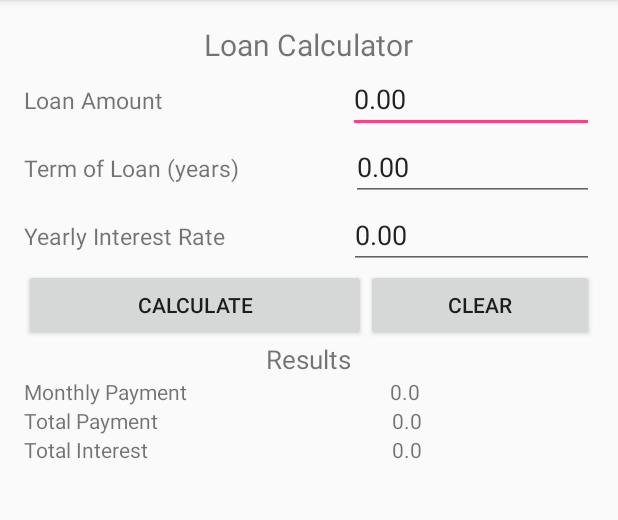
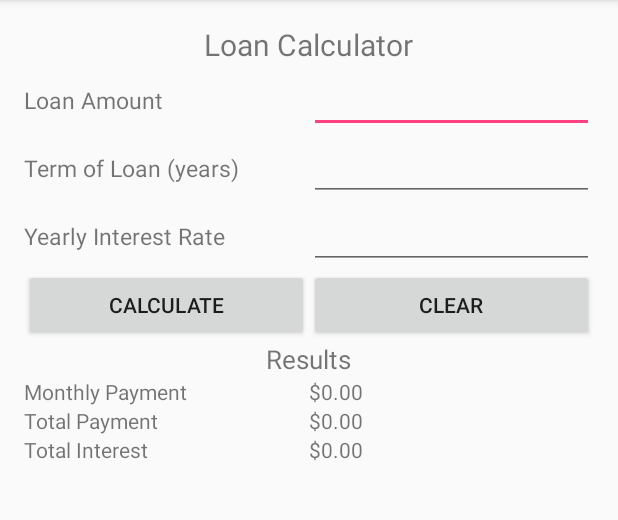
Before and after one commit to monster1307/AndroidLab2, an Android app: the screen it shows after launch (MainActivity), after a tap on "CALCULATE", on a phone screen of 412 x 824 dp, the part 84-604 px from its top. Run offline under Robolectric (Android 15) with nearby library versions, the phone set to English and light mode, and no system bars.

Commit message:
Added data validation and proper formatting

```diff
--- a/app/src/main/java/com/zimadev/brian/lab3v2/LoanCalculator.java
+++ b/app/src/main/java/com/zimadev/brian/lab3v2/LoanCalculator.java
@@ -1,4 +1,6 @@
 package com.zimadev.brian.lab3v2;
+
+import android.icu.text.DecimalFormat;
 
 public class LoanCalculator
 {
--- a/app/src/main/java/com/zimadev/brian/lab3v2/MainActivity.java
+++ b/app/src/main/java/com/zimadev/brian/lab3v2/MainActivity.java
@@ -1,5 +1,6 @@
 package com.zimadev.brian.lab3v2;
 
+import android.icu.text.DecimalFormat;
 import android.support.v7.app.AppCompatActivity;
 import android.os.Bundle;
 import android.view.View;
@@ -36,14 +37,29 @@ public class MainActivity extends AppCompatActivity {
 
     public void calc(View view)
     {
-        LoanCalculator lCalc = new LoanCalculator();
+        try {
+            LoanCalculator lCalc = new LoanCalculator();
 
-        lCalc.setLoanAmount(Double.parseDouble(edt_loanAmount.getText().toString()));
-        lCalc.setNumberOfYears(Integer.parseInt(edt_termYears.getText().toString()));
-        lCalc.setYearlyInterestRate(Double.parseDouble(edt_yearlyInterest.getText().toString()));
+            lCalc.setLoanAmount(Double.parseDouble(edt_loanAmount.getText().toString()));
+            lCalc.setNumberOfYears(Integer.parseInt(edt_termYears.getText().toString()));
+            lCalc.setYearlyInterestRate(Double.parseDouble(edt_yearlyInterest.getText().toString()));
 
-        txt_monthlyPayment.setText(Double.toString(lCalc.getMonthlyPayment()));
-        txt_totalInterest.setText(Double.toString(lCalc.getTotalInterest()));
-        txt_totalPayment.setText(Double.toString(lCalc.getTotalCostOfLoan()));
+            txt_monthlyPayment.setText(String.format("$%,.2f", lCalc.getMonthlyPayment()));
+            txt_totalInterest.setText(String.format("$%,.2f", lCalc.getTotalInterest()));
+            txt_totalPayment.setText(String.format("$%,.2f", lCalc.getTotalCostOfLoan()));
+        }catch(Exception e)
+        {
+
+        }
+    }
+
+    public void clear(View view)
+    {
+        txt_monthlyPayment.setText(R.string.result);
+        txt_totalInterest.setText(R.string.result);
+        txt_totalPayment.setText(R.string.result);
+        edt_loanAmount.setText(R.string.initial);
+        edt_termYears.setText(R.string.initial);
+        edt_yearlyInterest.setText(R.string.initial);
     }
 }
--- a/app/src/main/res/layout/activity_main.xml
+++ b/app/src/main/res/layout/activity_main.xml
@@ -30,7 +30,7 @@
         android:layout_height="wrap_content">
 
         <TextView
-            android:layout_width="wrap_content"
+            android:layout_width="match_parent"
             android:layout_height="wrap_content"
             android:layout_weight="1"
             android:textSize="15sp"
@@ -38,11 +38,11 @@
 
         <EditText
             android:id="@+id/loanAmountInput"
-            android:layout_width="wrap_content"
+            android:layout_width="match_parent"
             android:layout_height="wrap_content"
-            android:layout_weight="0.98"
-            android:inputType="number"
-            android:text="@string/result"
+            android:layout_weight="1"
+            android:inputType="numberDecimal"
+            android:text="@string/initial"
             />
     </LinearLayout>
 
@@ -51,7 +51,7 @@
         android:layout_height="wrap_content">
 
         <TextView
-            android:layout_width="wrap_content"
+            android:layout_width="match_parent"
             android:layout_height="wrap_content"
             android:layout_weight="1"
             android:textSize="15sp"
@@ -59,11 +59,11 @@
 
         <EditText
             android:id="@+id/termYearInput"
-            android:layout_width="wrap_content"
+            android:layout_width="match_parent"
             android:layout_height="wrap_content"
-            android:layout_weight="1.59"
+            android:layout_weight="1"
             android:inputType="number"
-            android:text="@string/result"
+            android:text="@string/initial"
             />
     </LinearLayout>
 
@@ -72,7 +72,7 @@
         android:layout_height="wrap_content">
 
         <TextView
-            android:layout_width="wrap_content"
+            android:layout_width="match_parent"
             android:layout_height="wrap_content"
             android:layout_weight="1"
             android:textSize="15sp"
@@ -80,11 +80,11 @@
 
         <EditText
             android:id="@+id/yearlyInterestInput"
-            android:layout_width="wrap_content"
+            android:layout_width="match_parent"
             android:layout_height="wrap_content"
-            android:layout_weight="1.46"
-            android:inputType="number"
-            android:text="@string/result"
+            android:layout_weight="1"
+            android:inputType="numberDecimal"
+            android:text="@string/initial"
             />
     </LinearLayout>
 
@@ -94,19 +94,20 @@
 
         <Button
             android:id="@+id/btn_calculate"
-            android:layout_width="wrap_content"
+            android:layout_width="match_parent"
             android:layout_height="wrap_content"
-            android:layout_weight="2"
+            android:layout_weight="1"
             android:text="@string/btn_calc"
             android:onClick="calc"
             />
 
         <Button
             android:id="@+id/btn_clr"
-            android:layout_width="wrap_content"
+            android:layout_width="match_parent"
             android:layout_height="wrap_content"
             android:layout_weight="1"
             android:text="@string/btn_clr"
+            android:onClick="clear"
             />
 
     </LinearLayout>
@@ -131,17 +132,17 @@
         android:layout_height="wrap_content">
 
         <TextView
-            android:layout_width="wrap_content"
+            android:layout_width="match_parent"
             android:layout_height="wrap_content"
-            android:layout_weight="2"
+            android:layout_weight="1"
             android:text="@string/title_monthlyPayment"
             />
 
         <TextView
             android:id="@+id/monthlyPaymentOutput"
-            android:layout_width="wrap_content"
+            android:layout_width="match_parent"
             android:layout_height="wrap_content"
-            android:layout_weight="1.70"
+            android:layout_weight="1"
             android:text="@string/result"/>
 
     </LinearLayout>
@@ -151,17 +152,17 @@
         android:layout_height="wrap_content">
 
         <TextView
-            android:layout_width="wrap_content"
+            android:layout_width="match_parent"
             android:layout_height="wrap_content"
-            android:layout_weight="2"
+            android:layout_weight="1"
             android:text="@string/title_totalPayment"
             />
 
         <TextView
             android:id="@+id/totalPaymentOutput"
-            android:layout_width="wrap_content"
+            android:layout_width="match_parent"
             android:layout_height="wrap_content"
-            android:layout_weight="1.47"
+            android:layout_weight="1"
             android:text="@string/result"/>
 
     </LinearLayout>
@@ -171,17 +172,17 @@
         android:layout_height="wrap_content">
 
         <TextView
-            android:layout_width="wrap_content"
+            android:layout_width="match_parent"
             android:layout_height="wrap_content"
-            android:layout_weight="2"
+            android:layout_weight="1"
             android:text="@string/title_totalInterest"
             />
 
         <TextView
             android:id="@+id/totalInterstOutput"
-            android:layout_width="wrap_content"
+            android:layout_width="match_parent"
             android:layout_height="wrap_content"
-            android:layout_weight="1.40"
+            android:layout_weight="1"
             android:text="@string/result"/>
 
     </LinearLayout>
--- a/app/src/main/res/values/strings.xml
+++ b/app/src/main/res/values/strings.xml
@@ -10,5 +10,6 @@
     <string name="title_monthlyPayment">Monthly Payment</string>
     <string name="title_totalPayment">Total Payment</string>
     <string name="title_totalInterest">Total Interest</string>
-    <string name="result">0.00</string>
+    <string name="result">$0.00</string>
+    <string name="initial"></string>
 </resources>
```
Also changed, not shown: app/build.gradle (line endings or trailing spaces), app/src/main/AndroidManifest.xml (line endings or trailing spaces), app/src/main/res/values-w820dp/dimens.xml (line endings or trailing spaces), app/src/main/res/values/colors.xml (line endings or trailing spaces), app/src/main/res/values/dimens.xml (line endings or trailing spaces), app/src/main/res/values/styles.xml (line endings or trailing spaces), build.gradle (line endings or trailing spaces), gradle.properties (line endings or trailing spaces), gradle/wrapper/gradle-wrapper.properties, settings.gradle (line endings or trailing spaces), 6 other files.
